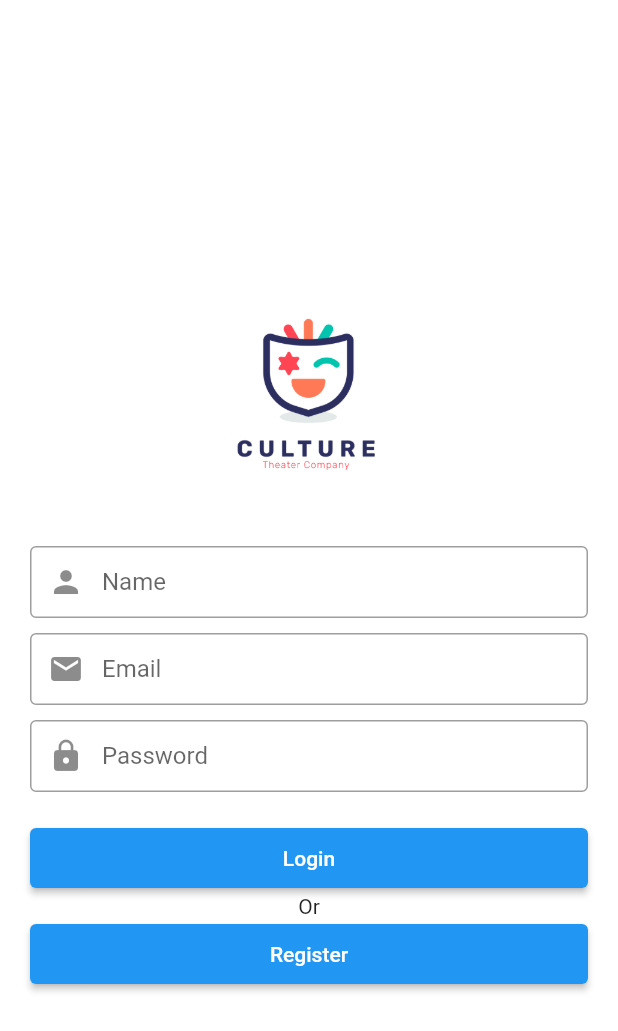
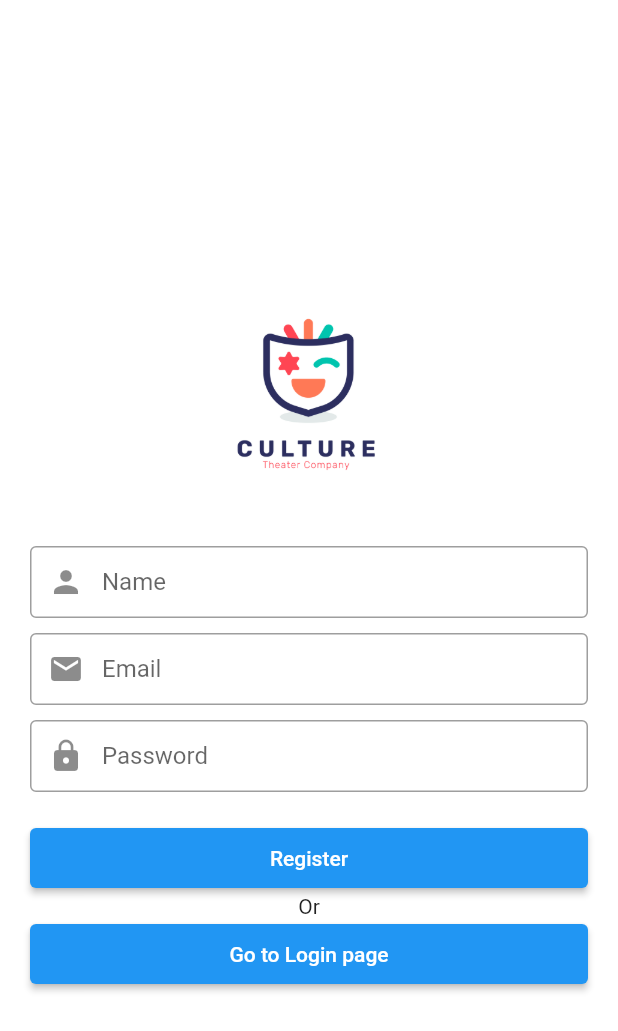
Before and after one commit to faruqhossen30/flutter-firebase-auth, a Flutter app: the screen it shows after launch, after a tap on "Register", on a phone screen of 412 x 824 dp. Shown: the top 1031 px of the screen. Run offline on Flutter 3.47's test engine with Material 2 defaults, Android fonts, the phone set to English and light mode, and no system bars; our stand-ins replace firebase_auth, firebase_core; accounts and stored records are empty; network calls fail.

Commit message:
login and register with email and password added without validation

```diff
--- a/lib/main.dart
+++ b/lib/main.dart
@@ -1,8 +1,11 @@
+import 'package:firebase_core/firebase_core.dart';
 import 'package:flutter/material.dart';
 import 'package:flutter_fireabase_auth_project/screens/login.dart';
 import 'package:flutter_fireabase_auth_project/screens/register.dart';
 
-void main() {
+void main() async{
+  WidgetsFlutterBinding.ensureInitialized();
+  await Firebase.initializeApp();
   runApp(const MyApp());
 }
 
--- a/lib/screens/register.dart
+++ b/lib/screens/register.dart
@@ -1,3 +1,4 @@
+import 'package:firebase_auth/firebase_auth.dart';
 import 'package:flutter/material.dart';
 import 'package:flutter_fireabase_auth_project/screens/login.dart';
 
@@ -11,9 +12,38 @@ class RegisterScreen extends StatefulWidget {
 
 class _RegisterScreenState extends State<RegisterScreen> {
   final GlobalKey<FormState> _formKey = GlobalKey<FormState>();
-  TextEditingController nameController = TextEditingController();
-  TextEditingController emailController = TextEditingController();
-  TextEditingController passwordController = TextEditingController();
+  TextEditingController _nameController = TextEditingController();
+  TextEditingController _emailController = TextEditingController();
+  TextEditingController _passwordController = TextEditingController();
+
+  @override
+  void dispose() {
+    // TODO: implement dispose
+    super.dispose();
+    _nameController.dispose();
+    _emailController.dispose();
+    _passwordController.dispose();
+  }
+
+  void signUptoFirebase() async {
+    try {
+      final credential =
+          await FirebaseAuth.instance.createUserWithEmailAndPassword(
+        email: _emailController.text,
+        password: _passwordController.text,
+      );
+      ScaffoldMessenger.of(context).showSnackBar(SnackBar(content: Text("Signup success !")));
+
+    } on FirebaseAuthException catch (e) {
+      if (e.code == 'weak-password') {
+        print('The password provided is too weak.');
+      } else if (e.code == 'email-already-in-use') {
+        print('The account already exists for that email.');
+      }
+    } catch (e) {
+      print(e);
+    }
+  }
 
   @override
   Widget build(BuildContext context) {
@@ -29,7 +59,7 @@ class _RegisterScreenState extends State<RegisterScreen> {
               children: [
                 Image.asset('assets/images/logo.jpg', width: 200),
                 TextFormField(
-                  controller: nameController,
+                  controller: _nameController,
                   obscureText: true,
                   decoration: InputDecoration(
                     labelText: 'Name',
@@ -44,10 +74,11 @@ class _RegisterScreenState extends State<RegisterScreen> {
                     return null;
                   },
                 ),
-                SizedBox(height: 10,),
+                SizedBox(
+                  height: 10,
+                ),
                 TextFormField(
-                  controller: emailController,
-                  obscureText: true,
+                  controller: _emailController,
                   decoration: InputDecoration(
                     labelText: 'Email',
                     border: OutlineInputBorder(),
@@ -65,8 +96,7 @@ class _RegisterScreenState extends State<RegisterScreen> {
                   height: 10,
                 ),
                 TextFormField(
-                  controller: passwordController,
-                  obscureText: true,
+                  controller: _passwordController,
                   decoration: InputDecoration(
                     labelText: 'Password',
                     border: OutlineInputBorder(),
@@ -85,9 +115,9 @@ class _RegisterScreenState extends State<RegisterScreen> {
                 ),
                 ElevatedButton(
                   onPressed: () {
-                    Navigator.pushNamed(context, LoginScreen.routeName);
+                    signUptoFirebase();
                   },
-                  child: Text("Login"),
+                  child: Text("Register"),
                   style: ElevatedButton.styleFrom(
                     minimumSize: const Size.fromHeight(40),
                   ),
@@ -95,13 +125,15 @@ class _RegisterScreenState extends State<RegisterScreen> {
                 Text('Or'),
                 ElevatedButton(
                   onPressed: () {
-                    Navigator.pushNamed(context, RegisterScreen.routeName);
+                    Navigator.pushNamed(context, LoginScreen.routeName);
                   },
-                  child: Text("Register"),
+                  child: Text("Go to Login page"),
                   style: ElevatedButton.styleFrom(
                     minimumSize: const Size.fromHeight(40),
                   ),
                 ),
+
+
               ],
             ),
           ),
--- a/pubspec.yaml
+++ b/pubspec.yaml
@@ -35,6 +35,8 @@ dependencies:
   # The following adds the Cupertino Icons font to your application.
   # Use with the CupertinoIcons class for iOS style icons.
   cupertino_icons: ^1.0.2
+  firebase_core: ^2.7.0
+  firebase_auth: ^4.2.9
 
 dev_dependencies:
   flutter_test:
```
Also changed, not shown: lib/screens/login.dart (+37 -8 lines), pubspec.lock, 3 other files.
